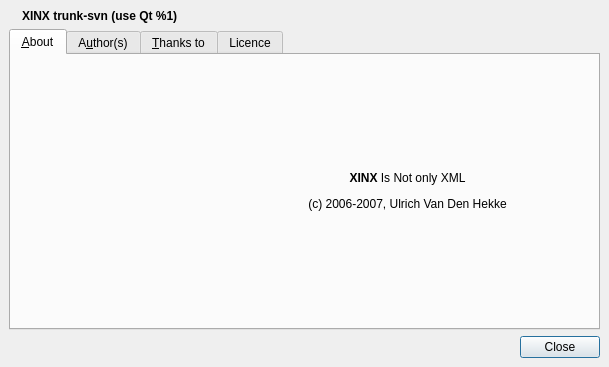
Qt form xinx/ui/about.ui (phoenix741/xinx) before a commit.
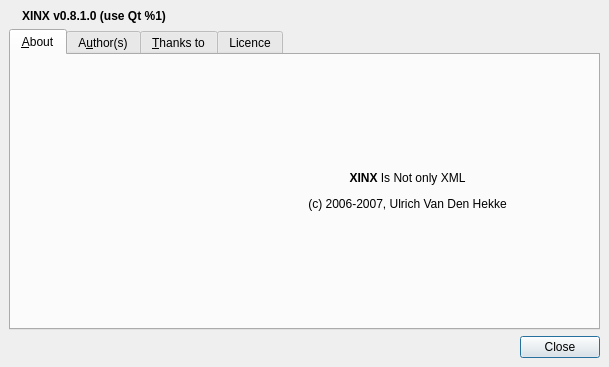
The same form after that commit. Icons and pictures are not drawn.

Patch:
```diff
--- a/xinx/ui/about.ui
+++ b/xinx/ui/about.ui
@@ -28,7 +28,7 @@
    <item row="0" column="1" >
     <widget class="QLabel" name="m_labelVersion" >
      <property name="text" >
-      <string>&lt;b>XINX trunk-svn (use Qt %1)&lt;/b></string>
+      <string>&lt;b>XINX v0.8.1.0 (use Qt %1)&lt;/b></string>
      </property>
     </widget>
    </item>
```
